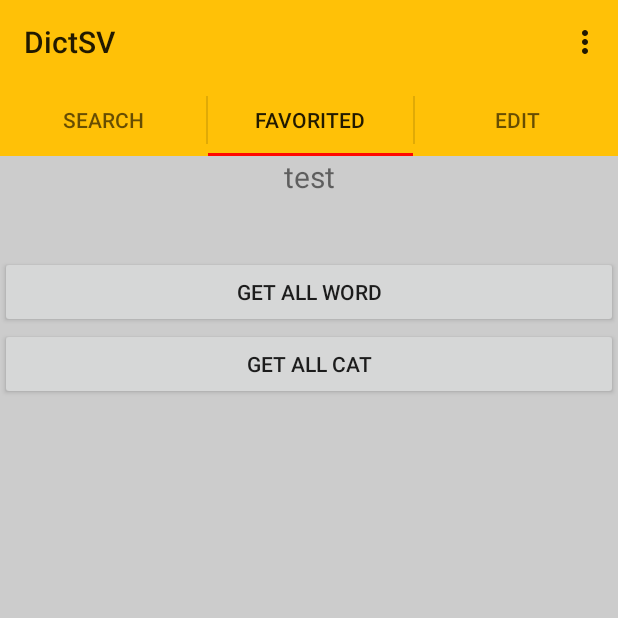
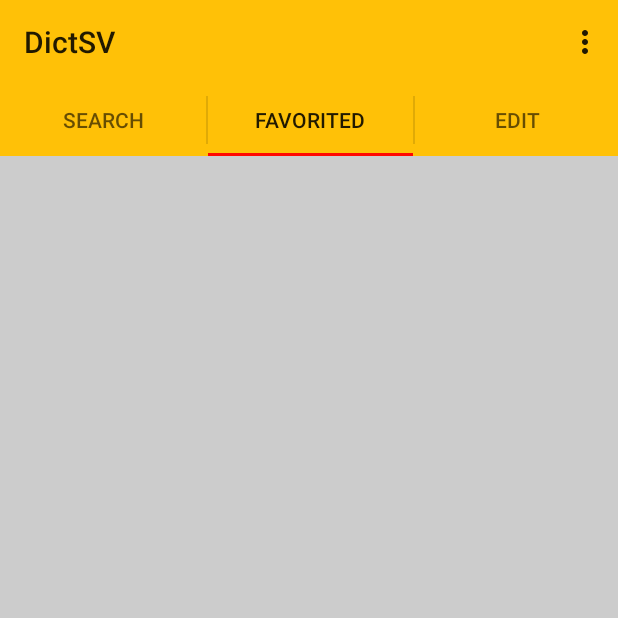
Before and after one commit to isince/DictSV, an Android app: the screen it shows after launch (MyActivity), tab 2 chosen, on a phone screen of 412 x 824 dp, the top half of it. Run offline under Robolectric (Android 15) with nearby library versions, the phone set to English and light mode, and no system bars.

Commit message:
FavoriteUpdate

```diff
--- a/app/src/main/java/nd/dictsv/Adaptor/CustomAdapter2.java
+++ b/app/src/main/java/nd/dictsv/Adaptor/CustomAdapter2.java
@@ -9,9 +9,9 @@ import android.widget.ImageButton;
 import android.widget.TextView;
 
 import java.util.HashMap;
-import java.util.List;
 
 import nd.dictsv.DAO.Category;
+import nd.dictsv.DAO.FavoriteDAO;
 import nd.dictsv.DAO.Word;
 import nd.dictsv.Debug.Message;
 import nd.dictsv.R;
@@ -26,25 +26,31 @@ public class CustomAdapter2 extends BaseAdapter{
     private LayoutInflater mInflater;
     private Context mContext;
 
-    private HashMap<Long,Word> words;
+    private FavoriteDAO favoriteDAO;
+
+    private HashMap<Long,Word> wordsHashMap;
     private HashMap<Integer,Category> categories;
     private Long[] mWordKey;
+
     private Category category;
+    private Word word;
+
 
     public CustomAdapter2(Context context, HashMap<Long,Word> words,
                           HashMap<Integer,Category> categories) {
         this.mContext = context;
-        this.words = words;
+        this.wordsHashMap = words;
         this.mWordKey = words.keySet().toArray(new Long[words.size()]);
         this.categories = categories;
         this.mInflater = (LayoutInflater)mContext
                 .getSystemService(Context.LAYOUT_INFLATER_SERVICE);
+        this.favoriteDAO = new FavoriteDAO(context);
     }
 
     @Override
     //Show Count list item
     public int getCount() {
-        return words.size();
+        return wordsHashMap.size();
     }
 
     @Override
@@ -83,7 +89,7 @@ public class CustomAdapter2 extends BaseAdapter{
 
         //update content in convertView
         ///Word
-        Word word = words.get(mWordKey[position]);
+        word = wordsHashMap.get(mWordKey[position]);
         mViewHolder.word.setText(word.getmWord());
         Message.LogE("Customaadapter", word.getmWord()+"");//TODO D
         if(word.getmTermino()!=null) {
@@ -91,18 +97,20 @@ public class CustomAdapter2 extends BaseAdapter{
         } else {
             mViewHolder.trans.setText(word.getmTrans());
         }
+
         ///Category
         category = new Category();
         category = word.getmCategory();
-        //String categoryName = categories.get(category.getmId()).getmName();
         Message.LogE("Customaadapter", category.getmId()+"");//TODO D
         String categoryName = categories.get(category.getmId()).getmName();
         mViewHolder.category.setText(categoryName);
+
         ///favorite
         mViewHolder.favImage.setOnClickListener(new View.OnClickListener() {
             @Override
             public void onClick(View v) {
-
+                favoriteDAO.addFavorite(word);
+                Message.LogE("favImage.setOnClickListener", word.getmWord());
             }
         });
 
--- a/app/src/main/java/nd/dictsv/Adaptor/TabPageAdapter.java
+++ b/app/src/main/java/nd/dictsv/Adaptor/TabPageAdapter.java
@@ -4,6 +4,7 @@ package nd.dictsv.Adaptor;
 import android.support.v4.app.Fragment;
 import android.support.v4.app.FragmentManager;
 import android.support.v4.app.FragmentPagerAdapter;
+import android.support.v4.app.FragmentStatePagerAdapter;
 import android.util.Log;
 
 
--- a/app/src/main/java/nd/dictsv/DAO/DBHelper.java
+++ b/app/src/main/java/nd/dictsv/DAO/DBHelper.java
@@ -29,8 +29,8 @@ public class DBHelper extends SQLiteOpenHelper {
     public static final String TABLE_WORDS = "Words";
     public static final String COLUMN_WORD_ID = "_id";                                              //primary key ต้องไว้คอลัมแรก
     public static final String COLUMN_WORD_WORD = "Word";
+    public static final String COLUMN_WORD_TERMINOLOGY = "ter";
     public static final String COLUMN_WORD_TRANSLITERATED = "trans";                                      // คำทับศัพท์
-    public static final String COLUMN_WORD_TERMINOLOGY = "ter";
     public static final String COLUMN_WORD_CATEGORY_ID = "cate_id";
 
     //Table Catagory
@@ -66,7 +66,7 @@ public class DBHelper extends SQLiteOpenHelper {
     private static final String TABLE_CREATE_FAVORITE = "CREATE TABLE "
             + TABLE_FAVORITE + "("
             + COLUMN_FAVORITE_ID + " INTEGER PRIMARY KEY AUTOINCREMENT, "
-            + COLUMN_FAVORITE_WORD_ID + "LONG"
+            + COLUMN_FAVORITE_WORD_ID + " LONG"
             +");";
 
     // Table Category
--- a/app/src/main/java/nd/dictsv/DAO/FavoriteDAO.java
+++ b/app/src/main/java/nd/dictsv/DAO/FavoriteDAO.java
@@ -56,19 +56,19 @@ public class FavoriteDAO {
         values.put(DBHelper.COLUMN_FAVORITE_WORD_ID, word.getmId());
 
         //insert row and id category
-        long insertID = mDatebase.insert(DBHelper.TABLE_WORDS, null, values);
+        long insertID = mDatebase.insert(DBHelper.TABLE_FAVORITE, null, values);
 
         //Log-Debug addFavorite
         //Check Word ID
         if (insertID > 0) {
-            Message.shortToast(mContext, TAG, "Create " + insertID + " " + word);
+            Message.LogE("addFavorite", "Create " + insertID + " : " + word.getmWord());
         } else {
-            Message.shortToast(mContext, TAG, "No Word");
+            Message.LogE("addFavorite", "No Word");
         }
     }
 
     //HashMap<String,Word>
-    public HashMap<Long,Favorite> getAllFavorite(){
+/*    public HashMap<Long,Favorite> getAllFavorite(){
 
         HashMap<Long,Favorite> favorities = new HashMap<>();
         word = new Word();
@@ -83,7 +83,7 @@ public class FavoriteDAO {
 
             while (!cursor.isAfterLast()) {
                 favorite = cursorToFavorite(cursor);
-                favorities.put(favorite.getmId(), favorite);
+                favorities.put(favorite.getWord().getmId(), favorite);
 
                 //Log-Debug getAllFavorite
                 Message.LogE(TAG, favorite.getmId() + " : " + favorite.getWord().getmId());
@@ -98,19 +98,56 @@ public class FavoriteDAO {
         return favorities;
     }
 
-    public void getAllFavoriteWord(){
-        HashMap<String, Favorite> favoritiesWord;
-        HashMap<Long, Word> wordsHashmap;
-        word = new Word();
+    public HashMap<Long, Word> getAllFavoriteWord(){
+        HashMap<Long, Word> favoritesWord = new HashMap<>();
         WordDAO wordDAO = new WordDAO(mContext);
 
-        wordsHashmap = wordDAO.getAllWordHashMapLong();
+        HashMap<Long, Favorite> favoriteHashMap = getAllFavorite();
+        HashMap<Long, Word> wordsHashMap = wordDAO.getAllWordHashMapLong();
 
-        for (long favKey : getAllFavorite().keySet()){
-           /* word.get(favKey)
-            favoritiesWord.put(*/
+
+        for (long favKey : favoriteHashMap.keySet()){
+            for (long wordKey : wordsHashMap.keySet()){
+                if (favKey == wordsHashMap.get(wordKey).getmId())
+                    favoritesWord.put(wordKey,wordsHashMap.get(wordKey));
+            }
         }
 
+        return favoritesWord;
+
+    }*/
+
+    public HashMap<Long,Word> getAllFavorite(){
+
+        WordDAO wordDAO = new WordDAO(mContext);
+        HashMap<Long,Word> favoritiesHashMap = new HashMap<>();
+        HashMap<Long, Word> wordsHashMap = wordDAO.getAllWordHashMapLong();
+        word = new Word();
+
+        //Selsect all
+        //SELECT ALL FROM favorite
+        Cursor cursor = mDatebase.query(DBHelper.TABLE_FAVORITE, mAllColumns,
+                null, null, null, null, null);
+
+        if(cursor!=null) {
+            cursor.moveToFirst();
+
+            while (!cursor.isAfterLast()) {
+                favorite = cursorToFavorite(cursor);
+                favoritiesHashMap.put(favorite.getWord().getmId(),
+                        wordsHashMap.get(favorite.getWord().getmId()));
+
+                //Log-Debug getAllFavorite
+                Message.LogE(TAG, favorite.getmId() + " : " + favorite.getWord().getmId());
+
+                //move cursor
+                cursor.moveToNext();
+            }
+        } else {
+            Message.longToast(mContext, TAG, "Cursor not create");
+        }
+
+        return favoritiesHashMap;
     }
 
     public void deleteFavorite(){
--- a/app/src/main/java/nd/dictsv/DAO/Word.java
+++ b/app/src/main/java/nd/dictsv/DAO/Word.java
@@ -15,6 +15,14 @@ public class Word {
     public Word() {}
 
     public Word(String word, String transliterated, String terminology, Category category) {
+        this.mWord = word;
+        this.mTrans = transliterated;
+        this.mTermino = terminology;
+        this.mCategory = category;
+    }
+
+    public Word(long id, String word, String transliterated, String terminology, Category category) {
+        this.mId = id;
         this.mWord = word;
         this.mTrans = transliterated;
         this.mTermino = terminology;
--- a/app/src/main/java/nd/dictsv/DAO/WordDB.java
+++ b/app/src/main/java/nd/dictsv/DAO/WordDB.java
@@ -67,6 +67,15 @@ public class WordDB {
 
     }
 
+    public void createFavorite(){
+        FavoriteDAO favoriteDAO = new FavoriteDAO(mContext);
+
+        favoriteDAO.addFavorite(new Word(1,"A", "เอ", null, null));
+        favoriteDAO.addFavorite(new Word(2,"Air", "แอร์", null, null));
+        favoriteDAO.addFavorite(new Word(11,"G", "จี", null, null));
+        favoriteDAO.addFavorite(new Word(10,"H", "เฮซ", null, null));
+    }
+
     //Getting Index of an item in an arraylist;
     public int getIndexByName(String name){
         for(String word : mCategory){
--- a/app/src/main/java/nd/dictsv/Fragment/FavoriteFragment.java
+++ b/app/src/main/java/nd/dictsv/Fragment/FavoriteFragment.java
@@ -4,13 +4,17 @@ import android.os.Bundle;
 import android.support.annotation.Nullable;
 import android.support.v4.app.Fragment;
 import android.support.v4.app.FragmentActivity;
+import android.support.v4.view.ViewPager;
 import android.view.LayoutInflater;
 import android.view.View;
 import android.view.ViewGroup;
 import android.widget.Button;
+import android.widget.ListView;
 
+import nd.dictsv.Adaptor.CustomAdapter2;
 import nd.dictsv.DAO.Category;
 import nd.dictsv.DAO.CategoryDAO;
+import nd.dictsv.DAO.FavoriteDAO;
 import nd.dictsv.DAO.WordDAO;
 import nd.dictsv.Debug.Message;
 import nd.dictsv.R;
@@ -19,43 +23,26 @@ import nd.dictsv.R;
  * Created by ND on 9/7/2557.
  */
 public class FavoriteFragment extends Fragment {
-    @Override
-    public void onActivityCreated(@Nullable Bundle savedInstanceState) {
-        super.onActivityCreated(savedInstanceState);
 
-        //bundle
-       /* Bundle bundle = this.getArguments();
-        int id = bundle.getInt("WordID", 0);
-        Message.toast2(getActivity(), String.valueOf(id));*/
-    }
+    CategoryDAO categoryDAO;
+    FavoriteDAO favoriteDAO;
+
+    ListView listViewFavorite;
 
     @Override
     public View onCreateView(LayoutInflater inflater, ViewGroup container, Bundle savedInstanceState) {
         View rootView = inflater.inflate(R.layout.fragment_favorite, container, false);
 
-        final WordDAO wordDAO = new WordDAO(getActivity());
-        final CategoryDAO categoryDAO = new CategoryDAO(getActivity());
+        //matching
+        listViewFavorite = (ListView) rootView.findViewById(R.id.Favorite_listView);
 
+        categoryDAO = new CategoryDAO(getActivity());
+        favoriteDAO = new FavoriteDAO(getActivity());
 
-        //TODO initWidget Debug
-        Button btn_debug_getAllWord = (Button) rootView.findViewById(R.id.debug_getAll_word_btn);
-        Button btn_debug_getAllCat = (Button) rootView.findViewById(R.id.debug_getAll_cat_btn);
-
-        btn_debug_getAllWord.setOnClickListener(new View.OnClickListener() {
-            @Override
-            public void onClick(View v) {
-                wordDAO.getAllWord();
-            }
-        });
-
-        btn_debug_getAllCat.setOnClickListener(new View.OnClickListener() {
-            @Override
-            public void onClick(View v) {
-                categoryDAO.getAllCategory();
-            }
-        });
-
+        ViewPager viewPager = (ViewPager) container;
+        ((ViewPager) container).setCurrentItem(1);
 
         return rootView;
     }
+
 }
--- a/app/src/main/java/nd/dictsv/MyActivity.java
+++ b/app/src/main/java/nd/dictsv/MyActivity.java
@@ -55,6 +55,7 @@ public class MyActivity extends ActionBarActivity implements ActionBar.TabListen
         wordDB = new WordDB(this);
         wordDB.createCategory();
         wordDB.createWord();
+        wordDB.createFavorite();
         /////////////////////////////////////////////////////////////////////////////////////
 
         //เชื่อม Adaptor กับ View ใน activity_maim
@@ -92,6 +93,7 @@ public class MyActivity extends ActionBarActivity implements ActionBar.TabListen
 
 
     }
+
     //Actionbar.TabListener
     @Override
     public void onTabSelected(ActionBar.Tab tab, android.support.v4.app.FragmentTransaction fragmentTransaction) {
--- a/app/src/main/res/layout/fragment_favorite.xml
+++ b/app/src/main/res/layout/fragment_favorite.xml
@@ -5,35 +5,16 @@
     android:orientation="vertical"
     android:background="#CCCCCC" >
 
-    <TextView android:layout_width="fill_parent"
-        android:layout_height="wrap_content"
-        android:gravity="center"
-        android:text="test"
-        android:textSize="20dp"
-        android:layout_alignParentTop="true"
-        android:layout_alignParentLeft="true"
-        android:layout_alignParentStart="true"
-        android:id="@+id/textView" />
-
-
-
-    <Button
+    <ListView
+        android:id="@+id/Favorite_listView"
         android:layout_width="match_parent"
-        android:layout_height="wrap_content"
-        android:text="get all word"
-        android:id="@+id/debug_getAll_word_btn"
-        android:layout_below="@+id/textView"
-        android:layout_centerHorizontal="true"
-        android:layout_marginTop="39dp" />
-
-    <Button
-        android:layout_width="match_parent"
-        android:layout_height="wrap_content"
-        android:text="get all Cat"
-        android:id="@+id/debug_getAll_cat_btn"
-        android:layout_below="@+id/debug_getAll_word_btn"
+        android:layout_height="match_parent"
+        android:divider="@android:color/transparent"
+        android:dividerHeight="3dp"
+        android:drawSelectorOnTop="true"
+        android:listSelector="@android:color/transparent"
+        android:layout_below="@+id/linearLayout"
         android:layout_alignParentLeft="true"
         android:layout_alignParentStart="true" />
 
-
 </RelativeLayout>
```
Also changed, not shown: 1 other file.
